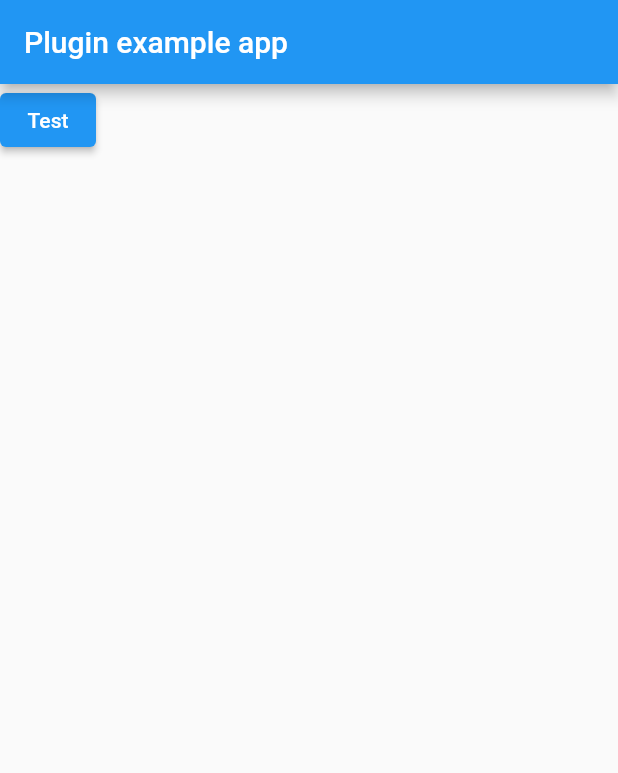
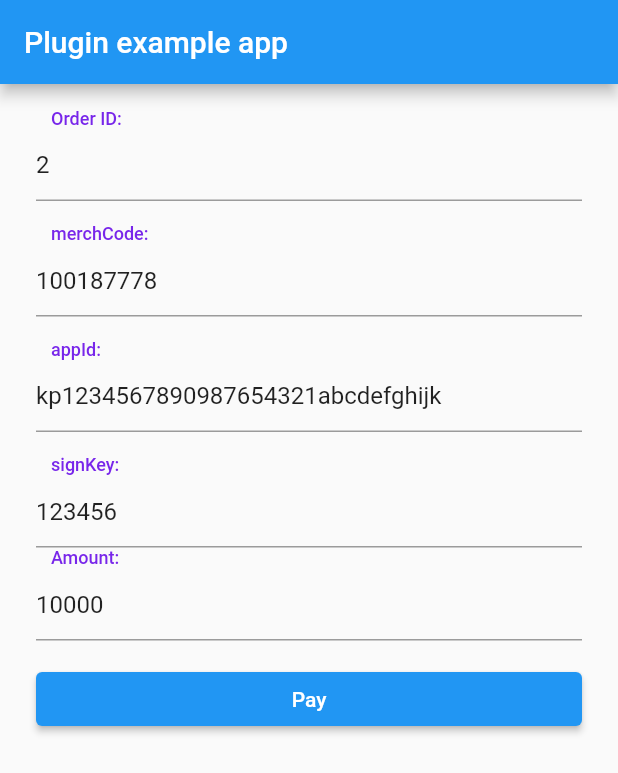
Before and after one commit to WinKoKo91/flutter_kpay_kit, a Flutter app: the screen it shows after launch, on a phone screen of 412 x 824 dp. Shown: the top 773 px of the screen. Run offline on Flutter 3.47's test engine with Material 2 defaults, Android fonts, the phone set to English and light mode, and no system bars; our stand-ins replace dio, pretty_dio_logger.

Commit message:
complete first version

```diff
--- a/example/lib/main.dart
+++ b/example/lib/main.dart
@@ -16,6 +16,14 @@ class MyApp extends StatefulWidget {
 }
 
 class _MyAppState extends State<MyApp> {
+  String orderId = '2',
+      merchCode = '100187778',
+      appId = 'kp1234567890987654321abcdefghijk',
+      signKey = '123456';
+  double amount = 10000;
+
+  GlobalKey _formKey = new GlobalKey<FormState>();
+
   @override
   void initState() {
     super.initState();
@@ -34,13 +42,20 @@ class _MyAppState extends State<MyApp> {
 
   void startPay() {
     FlutterKpayKit.startPay(
-        merchCode: "10000",
-        appId: "kp4c1706c8675a45fghjklrskyf",
-        signKey: "123",
-        orderId: "294",
-        amount: 5000,
-        title: "title",
-        isProduction: false)
+            merchCode: this.merchCode,
+            // "10000",
+            appId: this.appId,
+            //"kp4c1706c8675a45fghjklrskyf",
+            signKey: this.signKey,
+            //"123",
+            orderId: this.orderId,
+            //"294",
+            amount: this.amount,
+            title: "title",
+            urlScheme: "",
+            //Only Ios
+            isProduction: false,
+            notifyURL: 'http://test.payment.com/notify')
         .then((res) {
       print('startPay' + res.toString());
     });
@@ -53,11 +68,132 @@ class _MyAppState extends State<MyApp> {
         appBar: AppBar(
           title: const Text('Plugin example app'),
         ),
-        body: ElevatedButton(
-          onPressed: () {
-            startPay();
-          },
-          child: Text("Test"),
+        body: Padding(
+          padding: const EdgeInsets.symmetric(vertical: 16.0, horizontal: 24.0),
+          child: Form(
+            autovalidateMode: AutovalidateMode.always,
+            key: _formKey,
+            child: ListView(
+              children: <Widget>[
+                const Padding(
+                  padding: EdgeInsets.only(left: 10.0),
+                  child: Text(
+                    'Order ID:',
+                    style: TextStyle(
+                      fontSize: 12,
+                      fontWeight: FontWeight.w500,
+                      color: Color(0xFF7826ea),
+                    ),
+                  ),
+                ),
+                TextFormField(
+                  initialValue: '2',
+                  decoration: const InputDecoration(
+                    border: UnderlineInputBorder(
+                      borderSide: BorderSide(color: Colors.cyan),
+                    ),
+                  ),
+                  validator: (String? value) => value == null ? '' : null,
+                  onSaved: (String? value) => orderId = value!,
+                ),
+                const SizedBox(height: 15.0),
+                const Padding(
+                  padding: EdgeInsets.only(left: 10.0),
+                  child: Text(
+                    'merchCode:',
+                    style: TextStyle(
+                      fontSize: 12,
+                      fontWeight: FontWeight.w500,
+                      color: Color(0xFF7826ea),
+                    ),
+                  ),
+                ),
+                TextFormField(
+                  initialValue: '100187778',
+                  decoration: const InputDecoration(
+                    border: UnderlineInputBorder(
+                      borderSide: BorderSide(color: Colors.cyan),
+                    ),
+                  ),
+                  validator: (String? value) => value == null ? '' : null,
+                  onSaved: (String? value) => merchCode = value!,
+                ),
+                const SizedBox(height: 15.0),
+                const Padding(
+                  padding: EdgeInsets.only(left: 10.0),
+                  child: Text(
+                    'appId:',
+                    style: TextStyle(
+                      fontSize: 12,
+                      fontWeight: FontWeight.w500,
+                      color: Color(0xFF7826ea),
+                    ),
+                  ),
+                ),
+                TextFormField(
+                  initialValue: 'kp1234567890987654321abcdefghijk',
+                  decoration: const InputDecoration(
+                    border: UnderlineInputBorder(
+                      borderSide: BorderSide(color: Colors.cyan),
+                    ),
+                  ),
+                  validator: (String? value) => value == null ? '' : null,
+                  onSaved: (String? value) => appId = value!,
+                ),
+                const SizedBox(height: 15.0),
+                const Padding(
+                  padding: EdgeInsets.only(left: 10.0),
+                  child: Text(
+                    'signKey:',
+                    style: TextStyle(
+                      fontSize: 12,
+                      fontWeight: FontWeight.w500,
+                      color: Color(0xFF7826ea),
+                    ),
+                  ),
+                ),
+                TextFormField(
+                  initialValue: '123456',
+                  decoration: const InputDecoration(
+                    border: UnderlineInputBorder(
+                      borderSide: BorderSide(color: Colors.cyan),
+                    ),
+                  ),
+                  validator: (String? value) => value == null ? '' : null,
+                  onSaved: (String? value) => signKey = value!,
+                ),
+                const Padding(
+                  padding: EdgeInsets.only(left: 10.0),
+                  child: Text(
+                    'Amount:',
+                    style: TextStyle(
+                      fontSize: 12,
+                      fontWeight: FontWeight.w500,
+                      color: Color(0xFF7826ea),
+                    ),
+                  ),
+                ),
+                TextFormField(
+                  initialValue: '10000',
+                  keyboardType: TextInputType.number,
+                  decoration: const InputDecoration(
+                    border: UnderlineInputBorder(
+                      borderSide: BorderSide(color: Colors.cyan),
+                    ),
+                  ),
+
+                  validator: (String? value) => value == null ? '' : null,
+                  onSaved: (String? value) => amount = double.parse(value!),
+                ),
+                const SizedBox(height: 15.0),
+                ElevatedButton(
+                    child: const Text('Pay'),
+                    onPressed: () {
+                      startPay();
+                    }),
+              ],
+            ),
+          ),
         ),
       ),
     );
--- a/lib/flutter_kpay_kit.dart
+++ b/lib/flutter_kpay_kit.dart
@@ -2,6 +2,7 @@ import 'dart:io';
 
 import 'package:dio/dio.dart';
 import 'package:flutter/services.dart';
+import 'package:pretty_dio_logger/pretty_dio_logger.dart';
 
 class FlutterKpayKit {
   static const MethodChannel _channel = MethodChannel('flutter_kpay_kit');
@@ -22,7 +23,7 @@ class FlutterKpayKit {
       {required String merchCode,
       required String appId,
       required String signKey,
-      String? urlScheme,
+      String? urlScheme,  //Only Ios
       required String orderId,
       required double amount,
       required String title,
@@ -41,6 +42,12 @@ class FlutterKpayKit {
       'callback_info': Platform.isAndroid? "android":"iphone"
     });
     Dio dio = Dio();
+    dio.interceptors.add(PrettyDioLogger(
+        requestHeader: true,
+        requestBody: true,
+        responseBody: true,
+        responseHeader: true
+    ));
     var options = Options(
       headers: {"Content-Type": "application/json"},
     );
@@ -59,6 +66,10 @@ class FlutterKpayKit {
     prepay_id = response.data["Response"]["prepay_id"];
 
     print(prepay_id);
+
+    print(
+      "Start Pay Request param : { prepay_id : $prepay_id, merch_code: $merchCode, appid: $appId, sign_key: $signKey, 'url_scheme': $urlScheme}"
+    );
     final String data = await _channel.invokeMethod('startPay', {
       'prepay_id': prepay_id,
       'merch_code': merchCode,
```
Also changed, not shown: pubspec.yaml (+6 -3 lines), 12 other files.
